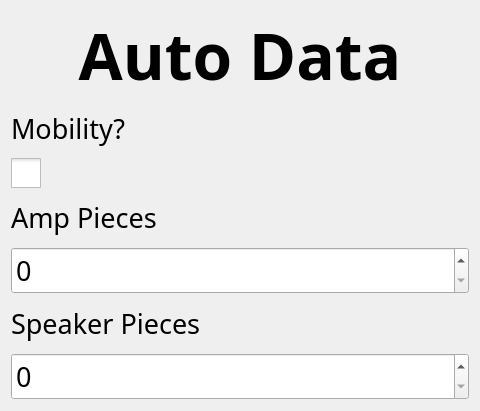
Before: the Qt Designer form ui/AutoScouting.ui in binex-dsk/QFRCScouter, drawn with Qt 5.
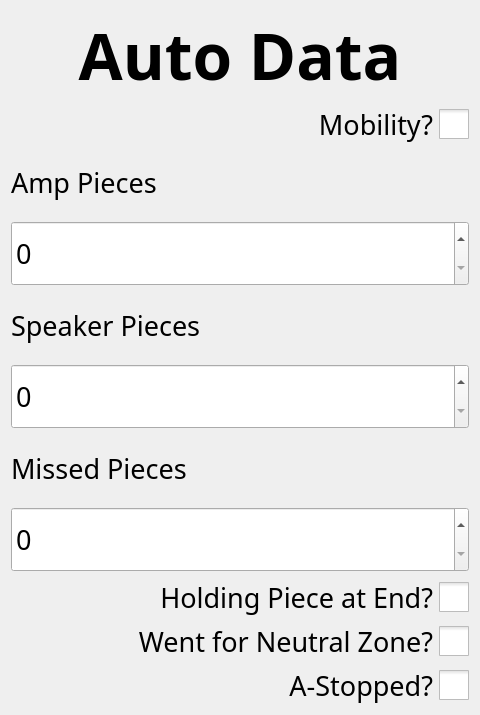
After: the same form once the commit is applied. Custom widgets are drawn as their Qt base class.

What changed in the file:
```diff
--- a/ui/AutoScouting.ui
+++ b/ui/AutoScouting.ui
@@ -7,13 +7,13 @@
     <x>0</x>
     <y>0</y>
     <width>480</width>
-    <height>411</height>
+    <height>715</height>
    </rect>
   </property>
   <property name="font">
    <font>
     <family>Noto Sans</family>
-    <pointsize>14</pointsize>
+    <pointsize>20</pointsize>
    </font>
   </property>
   <property name="windowTitle">
@@ -37,19 +37,6 @@
      </property>
     </widget>
    </item>
-   <item>
-    <widget class="QLabel" name="label_4">
-     <property name="font">
-      <font>
-       <family>Noto Sans</family>
-       <pointsize>20</pointsize>
-      </font>
-     </property>
-     <property name="text">
-      <string>Mobility?</string>
-     </property>
-    </widget>
-   </item>
    <item>
     <widget class="QCheckBox" name="mobility">
      <property name="font">
@@ -58,13 +45,16 @@
        <pointsize>20</pointsize>
       </font>
      </property>
+     <property name="layoutDirection">
+      <enum>Qt::RightToLeft</enum>
+     </property>
      <property name="styleSheet">
       <string notr="true">QCheckBox::indicator:unchecked { width: 30px; height: 30px; } QCheckBox::indicator:checked { width: 30px; height: 30px; }
 
 </string>
      </property>
      <property name="text">
-      <string/>
+      <string>Mobility?</string>
      </property>
     </widget>
    </item>
@@ -126,6 +116,98 @@
      </property>
     </widget>
    </item>
+   <item>
+    <widget class="QLabel" name="label_7">
+     <property name="font">
+      <font>
+       <family>Noto Sans</family>
+       <pointsize>20</pointsize>
+      </font>
+     </property>
+     <property name="text">
+      <string>Missed Pieces</string>
+     </property>
+    </widget>
+   </item>
+   <item>
+    <widget class="BetterSpinBox" name="missedPieces">
+     <property name="sizePolicy">
+      <sizepolicy hsizetype="Minimum" vsizetype="Preferred">
+       <horstretch>0</horstretch>
+       <verstretch>0</verstretch>
+      </sizepolicy>
+     </property>
+     <property name="font">
+      <font>
+       <family>Noto Sans</family>
+       <pointsize>20</pointsize>
+      </font>
+     </property>
+    </widget>
+   </item>
+   <item>
+    <widget class="QCheckBox" name="holding">
+     <property name="font">
+      <font>
+       <family>Sans Serif</family>
+       <pointsize>20</pointsize>
+      </font>
+     </property>
+     <property name="layoutDirection">
+      <enum>Qt::RightToLeft</enum>
+     </property>
+     <property name="styleSheet">
+      <string notr="true">QCheckBox::indicator:unchecked { width: 30px; height: 30px; } QCheckBox::indicator:checked { width: 30px; height: 30px; }
+
+</string>
+     </property>
+     <property name="text">
+      <string>Holding Piece at End?</string>
+     </property>
+    </widget>
+   </item>
+   <item>
+    <widget class="QCheckBox" name="neutral">
+     <property name="font">
+      <font>
+       <family>Sans Serif</family>
+       <pointsize>20</pointsize>
+      </font>
+     </property>
+     <property name="layoutDirection">
+      <enum>Qt::RightToLeft</enum>
+     </property>
+     <property name="styleSheet">
+      <string notr="true">QCheckBox::indicator:unchecked { width: 30px; height: 30px; } QCheckBox::indicator:checked { width: 30px; height: 30px; }
+
+</string>
+     </property>
+     <property name="text">
+      <string>Went for Neutral Zone?</string>
+     </property>
+    </widget>
+   </item>
+   <item>
+    <widget class="QCheckBox" name="stopped">
+     <property name="font">
+      <font>
+       <family>Sans Serif</family>
+       <pointsize>20</pointsize>
+      </font>
+     </property>
+     <property name="layoutDirection">
+      <enum>Qt::RightToLeft</enum>
+     </property>
+     <property name="styleSheet">
+      <string notr="true">QCheckBox::indicator:unchecked { width: 30px; height: 30px; } QCheckBox::indicator:checked { width: 30px; height: 30px; }
+
+</string>
+     </property>
+     <property name="text">
+      <string>A-Stopped?</string>
+     </property>
+    </widget>
+   </item>
   </layout>
  </widget>
  <customwidgets>
```
